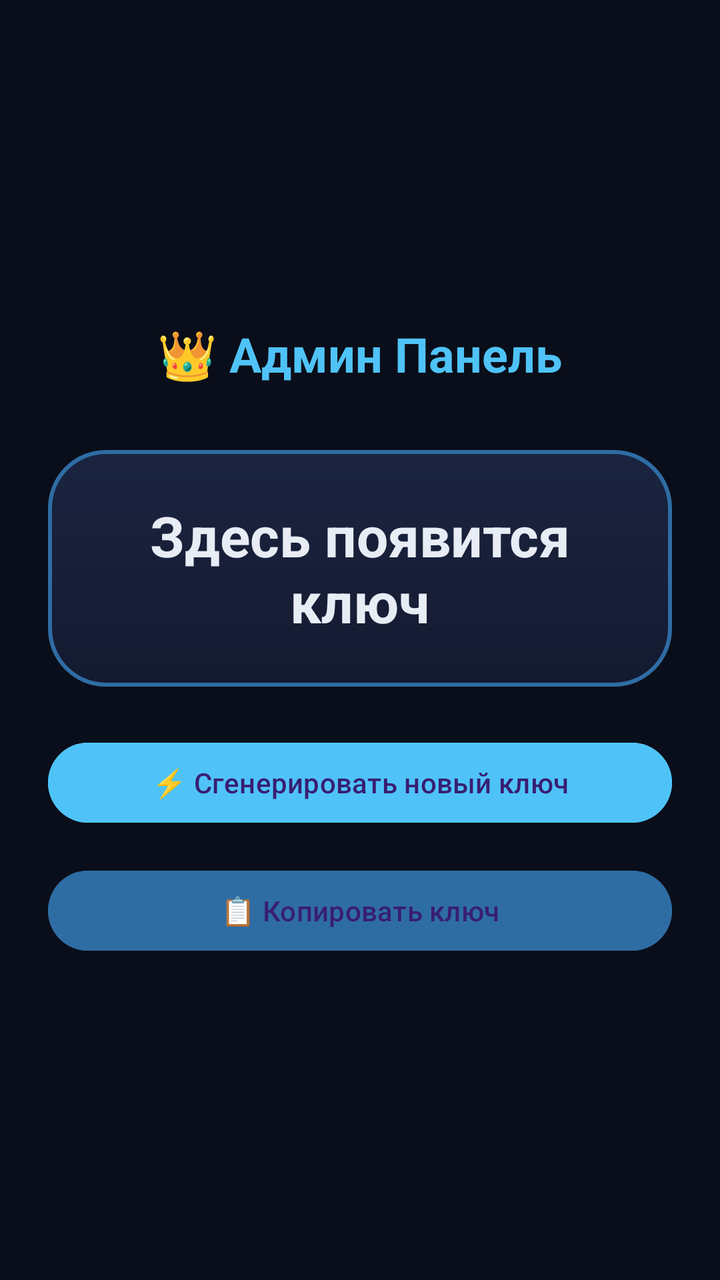
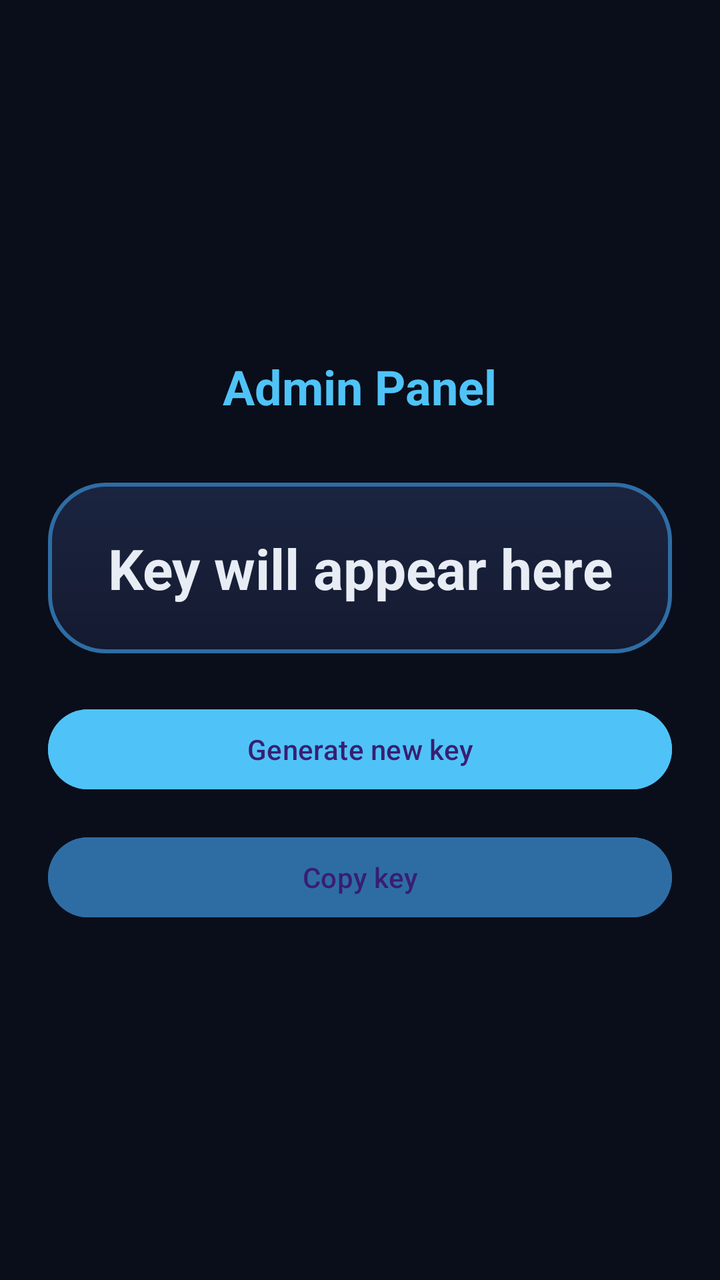

Compare the two renders of this Android layout. The source of the first and the diff that turns it into the second are given below.
<!-- AndroidManifest.xml: application theme Theme.HolLy -->
<!-- res/layout/activity_admin.xml -->
<?xml version="1.0" encoding="utf-8"?>
<LinearLayout xmlns:android="http://schemas.android.com/apk/res/android"
    android:layout_width="match_parent"
    android:layout_height="match_parent"
    android:orientation="vertical"
    android:gravity="center"
    android:background="@color/bg"
    android:padding="24dp">

    <TextView
        android:layout_width="wrap_content"
        android:layout_height="wrap_content"
        android:text="👑 Админ Панель"
        android:textColor="@color/accent"
        android:textSize="24sp"
        android:textStyle="bold"/>

    <TextView
        android:id="@+id/tvGeneratedKey"
        android:layout_width="match_parent"
        android:layout_height="wrap_content"
        android:layout_marginTop="32dp"
        android:text="Здесь появится ключ"
        android:textColor="@color/text"
        android:textSize="28sp"
        android:textStyle="bold"
        android:gravity="center"
        android:background="@drawable/card_blue"
        android:padding="24dp"/>

    <Button
        android:id="@+id/btnGenerate"
        android:layout_width="match_parent"
        android:layout_height="wrap_content"
        android:layout_marginTop="24dp"
        android:text="⚡ Сгенерировать новый ключ"
        android:backgroundTint="@color/accent"/>

    <Button
        android:id="@+id/btnCopy"
        android:layout_width="match_parent"
        android:layout_height="wrap_content"
        android:layout_marginTop="16dp"
        android:text="📋 Копировать ключ"
        android:backgroundTint="@color/stroke"/>
</LinearLayout>
<!-- resources referenced by this layout -->
<resources>
  <color name="accent">#4FC3F7</color>
  <color name="bg">#0A0E1A</color>
  <color name="stroke">#2E6DA4</color>
  <color name="text">#E8ECF4</color>
  <!-- drawable card_blue (drawable) -->
  <?xml version="1.0" encoding="utf-8"?>
  <shape xmlns:android="http://schemas.android.com/apk/res/android"
      android:shape="rectangle">
      <gradient
          android:startColor="@color/card_top"
          android:endColor="@color/card_bottom"
          android:angle="270"/>
      <corners android:radius="28dp"/>
      <stroke android:width="2dp" android:color="@color/stroke"/>
  </shape>
  <style name="Theme.HolLy" parent="Theme.Material3.Dark.NoActionBar">
          <item name="android:windowBackground">@color/bg</item>
          <item name="android:statusBarColor">@color/bg</item>
          <item name="android:navigationBarColor">@color/bg</item>
      </style>
  <color name="card_top">#1B2440</color>
  <color name="card_bottom">#141A30</color>
</resources>

<!-- the commit's change to res/layout/activity_admin.xml (unified diff, before → after) -->
@@ -10,7 +10,7 @@
     <TextView
         android:layout_width="wrap_content"
         android:layout_height="wrap_content"
-        android:text="👑 Админ Панель"
+        android:text="Admin Panel"
         android:textColor="@color/accent"
         android:textSize="24sp"
         android:textStyle="bold"/>
@@ -20,7 +20,7 @@
         android:layout_width="match_parent"
         android:layout_height="wrap_content"
         android:layout_marginTop="32dp"
-        android:text="Здесь появится ключ"
+        android:text="Key will appear here"
         android:textColor="@color/text"
         android:textSize="28sp"
         android:textStyle="bold"
@@ -33,7 +33,7 @@
         android:layout_width="match_parent"
         android:layout_height="wrap_content"
         android:layout_marginTop="24dp"
-        android:text="⚡ Сгенерировать новый ключ"
+        android:text="Generate new key"
         android:backgroundTint="@color/accent"/>
 
     <Button
@@ -41,6 +41,6 @@
         android:layout_width="match_parent"
         android:layout_height="wrap_content"
         android:layout_marginTop="16dp"
-        android:text="📋 Копировать ключ"
+        android:text="Copy key"
         android:backgroundTint="@color/stroke"/>
 </LinearLayout>
